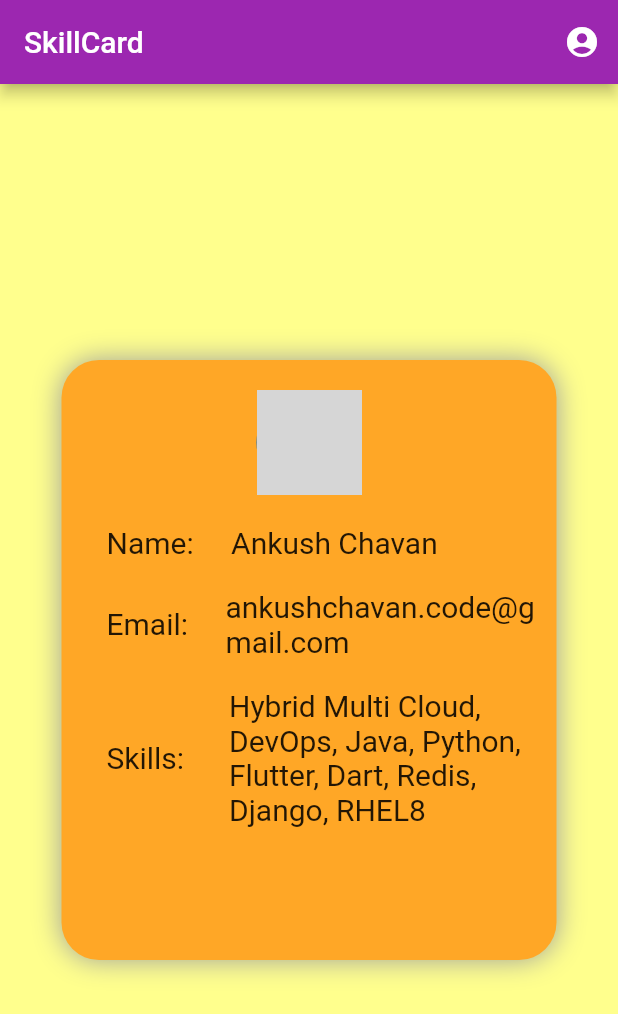
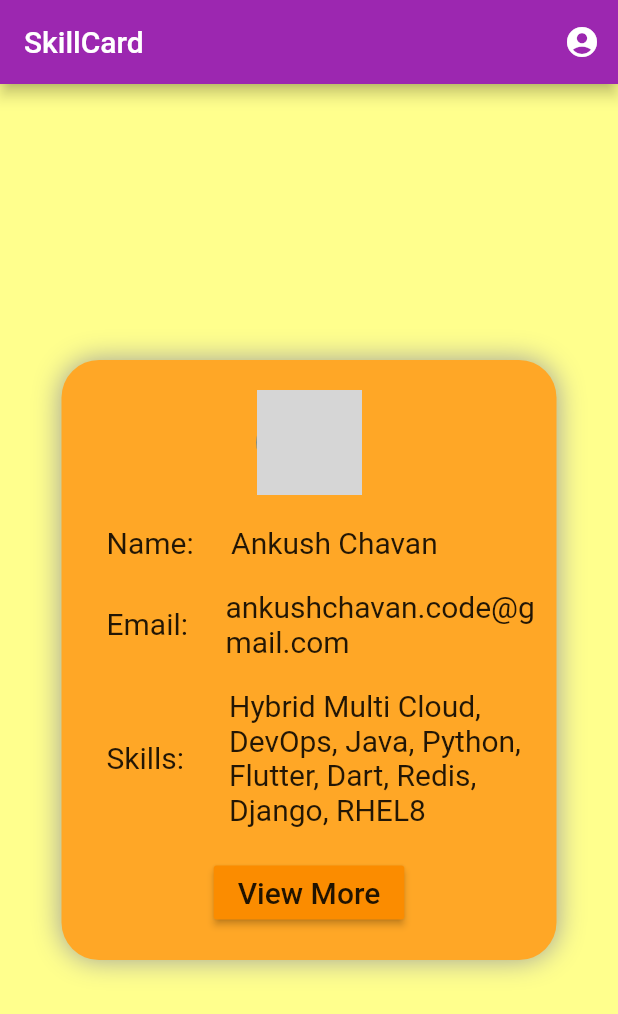
Before and after one commit to cankush625/FlutterClass-Demo, a Flutter app: the screen it shows after launch, on a phone screen of 412 x 824 dp. Shown: the top 1014 px of the screen. Run offline on Flutter 3.47's test engine with Material 2 defaults, Android fonts, the phone set to English and light mode, and no system bars; our stand-ins replace fluttertoast; missing offline and left inert: flutter_statusbarcolor; network calls fail; grey boxes are pictures that could not be loaded.

Commit message:
Hot reload enabled, fluttertoast and flutter_statusbarcolor implemented
Signed-off-by: cankush625 <cankush625@gmail.com>

```diff
--- a/lib/Home/biz_card.dart
+++ b/lib/Home/biz_card.dart
@@ -1,4 +1,5 @@
 import 'package:flutter/material.dart';
+import 'package:fluttertoast/fluttertoast.dart';
 
 Widget BizCard() {
   var userProfilePicture = Icon(Icons.account_circle);
@@ -88,6 +89,17 @@ Widget BizCard() {
       ],
     ),
   );
+  var viewMoreButton = Padding(
+    padding: EdgeInsets.fromLTRB(0, 20, 0, 0),
+    child: MaterialButton(
+      child: Text(
+        'View More',
+        style: bizCardTextStyle,
+      ),
+      color: Colors.orange[600],
+      onPressed: onViewMoreButtonPressed,
+    ),
+  );
   var bizCardContent = Center(
     child: Container(
       width: 330,
@@ -98,6 +110,7 @@ Widget BizCard() {
           myName,
           email,
           mySkills,
+          viewMoreButton,
         ],
       ),
       decoration: BoxDecoration(
@@ -122,4 +135,18 @@ Widget BizCard() {
 }
 
 void showUserProfile() {
+
 }
+
+void onViewMoreButtonPressed() {
+  print("View more button is pressed");
+  Fluttertoast.showToast(
+      msg: "View More Pressed",
+      toastLength: Toast.LENGTH_SHORT,
+      gravity: ToastGravity.BOTTOM,
+      timeInSecForIosWeb: 1,
+      backgroundColor: Colors.yellowAccent[200],
+      textColor: Colors.grey[800],
+      fontSize: 16.0,
+  );
+}
--- a/lib/main.dart
+++ b/lib/main.dart
@@ -1,5 +1,6 @@
 import 'package:flutter/material.dart';
 import 'package:flutterclass_demo/Home/biz_card.dart';
+import 'package:flutter_statusbarcolor/flutter_statusbarcolor.dart';
 
 void main() {
   runApp(BizApp());
@@ -8,6 +9,7 @@ void main() {
 class BizApp extends StatelessWidget {
   @override
   Widget build(BuildContext context) {
+    FlutterStatusbarcolor.setStatusBarColor(Colors.indigo[800]);
     return BizCard();
   }
 }
--- a/pubspec.yaml
+++ b/pubspec.yaml
@@ -28,6 +28,9 @@ dependencies:
   # The following adds the Cupertino Icons font to your application.
   # Use with the CupertinoIcons class for iOS style icons.
   cupertino_icons: ^0.1.3
+  fluttertoast: ^7.0.1
+  flutter_statusbarcolor: ^0.2.3
+
 
 dev_dependencies:
   flutter_test:
```
Also changed, not shown: pubspec.lock.
